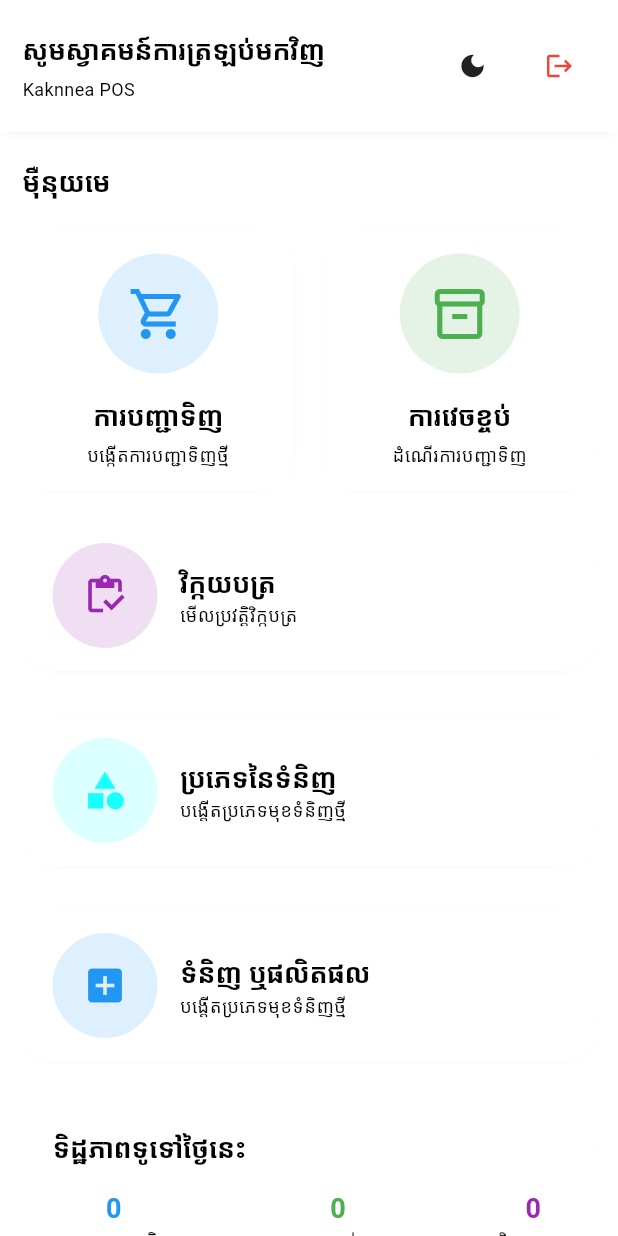
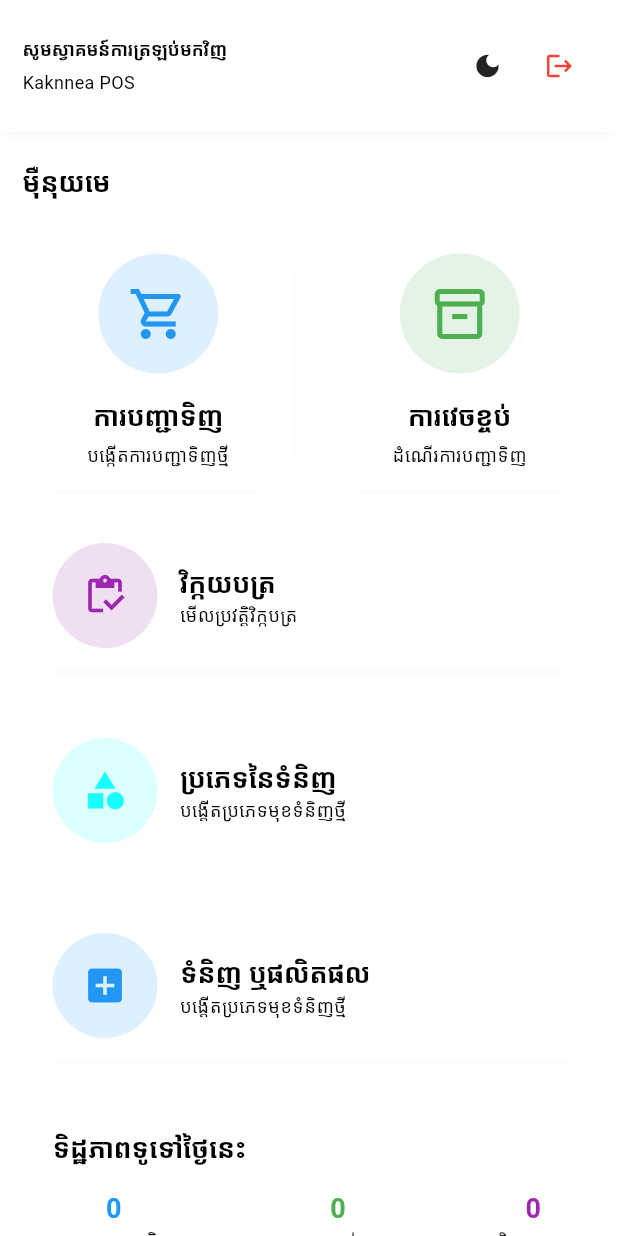
Before and after one commit to L0opMaster/TestResponsiveOfLoginScreen, a Flutter app: the HomeScreen screen opened by its route, on a phone screen of 412 x 824 dp. Run offline on Flutter 3.47's test engine with Material 3 defaults, Android fonts, the phone set to English and light mode, and no system bars; our stand-ins replace dropdown_button2, google_fonts, open_filex, printing, shared_preferences; accounts and stored records are empty; network calls fail; Roboto replaces fonts that are missing (Khmer).

Commit message:
profile commit

```diff
--- a/lib/screen/home.dart
+++ b/lib/screen/home.dart
@@ -64,12 +64,14 @@ class _HomeScreenState extends State<HomeScreen> {
 
   @override
   Widget build(BuildContext context) {
-    return Scaffold(
-      body: Column(
-        children: [
-          _topContent(),
-          Expanded(child: _bodyContent()),
-        ],
+    return SafeArea(
+      child: Scaffold(
+        body: Column(
+          children: [
+            _topContent(),
+            Expanded(child: _bodyContent()),
+          ],
+        ),
       ),
     );
   }
@@ -103,7 +105,7 @@ class _HomeScreenState extends State<HomeScreen> {
                 Text(
                   'សូមស្វាគមន៍ការត្រឡប់មកវិញ',
                   style: GoogleFonts.khmer(
-                    fontSize: 18,
+                    fontSize: 12,
                     fontWeight: FontWeight.bold,
                   ),
                 ),
@@ -124,7 +126,7 @@ class _HomeScreenState extends State<HomeScreen> {
                   ),
                   onPressed: () => themeProvider.toggleTheme(),
                 ),
-                const SizedBox(width: 10),
+                // const SizedBox(width: 10),
                 IconButton(
                   constraints: const BoxConstraints(),
                   icon: const Icon(Icons.logout, size: 20, color: Colors.red),
--- a/lib/util/base_url.dart
+++ b/lib/util/base_url.dart
@@ -1,3 +1,3 @@
 class BaseUrl {
-  final String baseUrl = 'http://localhost:8081';
+  final String baseUrl = 'http://38.242.243.27:8081';
 }
--- a/pubspec.yaml
+++ b/pubspec.yaml
@@ -40,6 +40,8 @@ dependencies:
   google_fonts: ^8.0.2
   dropdown_button2: ^3.0.0
   printing: ^5.13.5
+  path_provider: ^2.1.5
+  open_filex: ^4.5.0
 
 dev_dependencies:
   flutter_test:
```
Also changed, not shown: lib/screen/invoice/invoice_screen.dart (+57 -47 lines), pubspec.lock, 2 other files.
